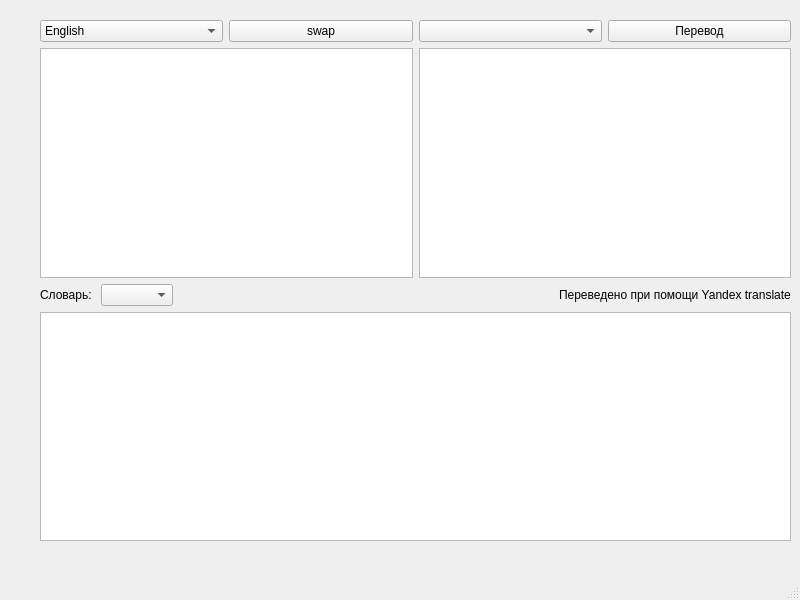
kukiman010/WordLink, file gui/mainwindow.ui: the form before one commit.
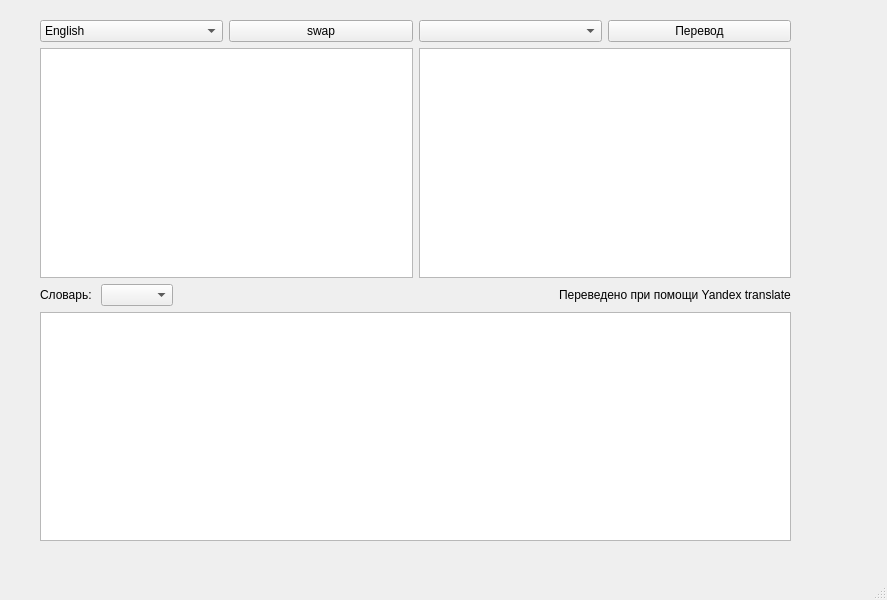
The form after the commit.

The edit to the form file:
```diff
--- a/gui/mainwindow.ui
+++ b/gui/mainwindow.ui
@@ -6,7 +6,7 @@
    <rect>
     <x>0</x>
     <y>0</y>
-    <width>800</width>
+    <width>887</width>
     <height>600</height>
    </rect>
   </property>
```
Left out of the diff: 4 changed lines with no effect on the pictures.
